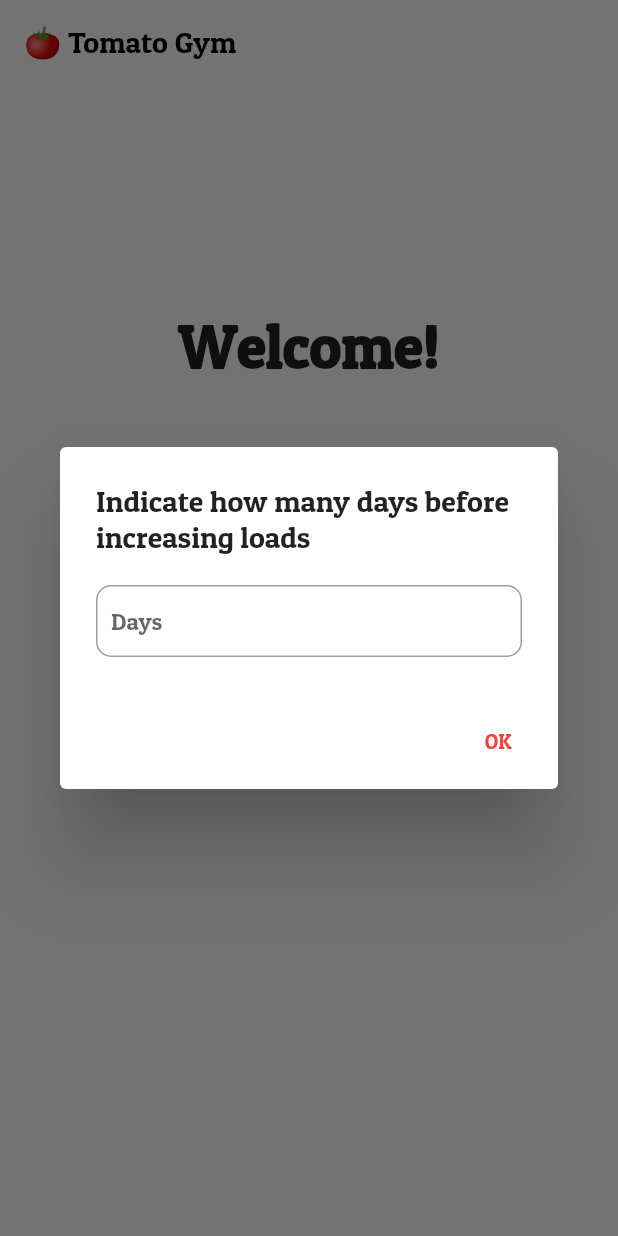
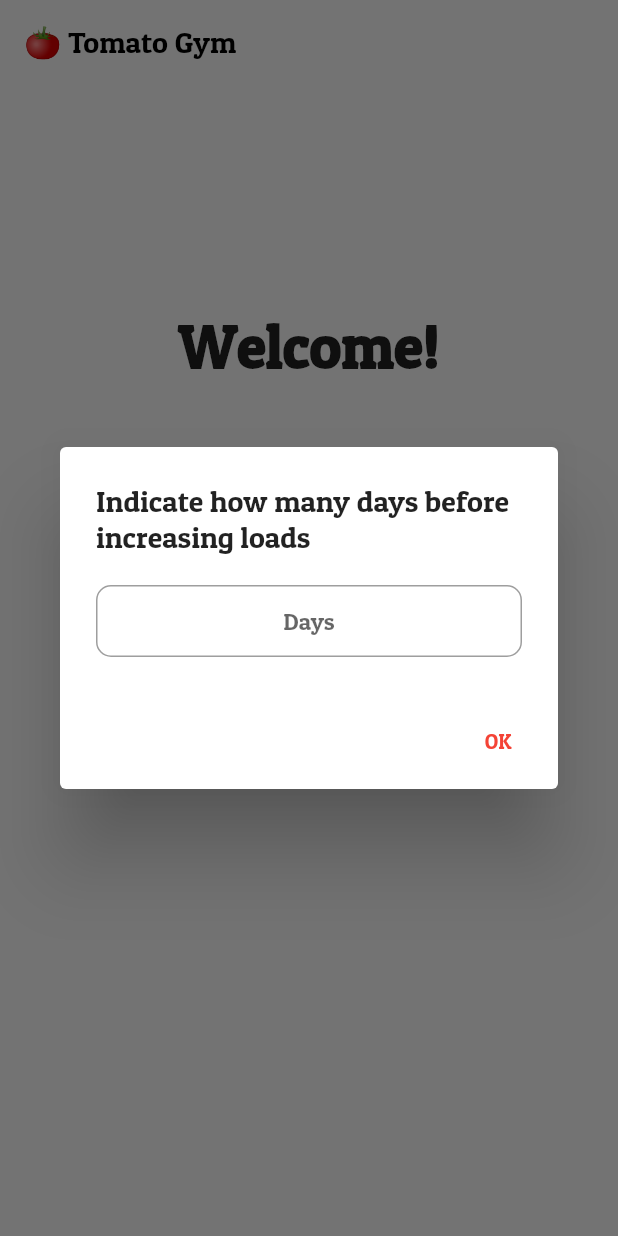
Before and after one commit to txnello/tomato-gym, a Flutter app: the screen it shows after launch, after a tap on "Create a new plan", on a phone screen of 412 x 824 dp. Run offline on Flutter 3.47's test engine with Material 2 defaults, Android fonts, the phone set to English and light mode, and no system bars; our stand-ins replace fluttertoast, package_info, shared_preferences.

Commit message:
fixed popup input text alignment

```diff
--- a/lib/screens/managePlan.dart
+++ b/lib/screens/managePlan.dart
@@ -243,7 +243,7 @@ class _ManagePlanState extends State<ManagePlan> {
                 onTap: () {
                   TextEditingController daysController = TextEditingController();
 
-                  Utils().showInputAlertDialog(context, Utils().translate(context, "increase_weights_alert_title"), daysController, Utils().translate(context, "generic_days"), maxLength: 3, numbersOnly: true, () async {
+                  Utils().showInputAlertDialog(context, Utils().translate(context, "increase_weights_alert_title"), daysController, Utils().translate(context, "generic_days"), maxLength: 3, textAlignCenter: true, numbersOnly: true, () async {
                     // check if input is a number
                     if (int.tryParse(daysController.text) == null) {
                       Utils().errorMessage(context, "increase_weights_alert_error");
--- a/lib/settings/utils.dart
+++ b/lib/settings/utils.dart
@@ -95,7 +95,7 @@ class Utils {
     );
   }
 
-  showInputAlertDialog(BuildContext context, String title, TextEditingController controller, String hintText, VoidCallback onConfirm, {int maxLength = 300, bool numbersOnly = false}) {
+  showInputAlertDialog(BuildContext context, String title, TextEditingController controller, String hintText, VoidCallback onConfirm, {int maxLength = 300, bool numbersOnly = false, bool textAlignCenter = false}) {
     // set up the button
     Widget okButton = TextButton(
       child: Text("OK"),
@@ -110,6 +110,7 @@ class Utils {
         hintText: hintText,
         maxLength: maxLength,
         numbersOnly: numbersOnly,
+        textAlignCenter: textAlignCenter,
       ),
       actions: [
         okButton,
```
